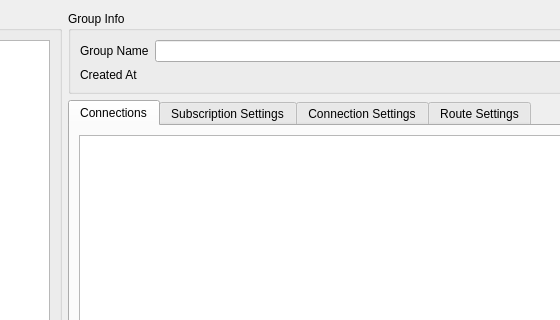
Qv2ray/Qv2ray, file src/ui/w_GroupManager.ui: the form before one commit; both pictures show x 198 to 758 and y 0 to 320 of the 900 by 617 pixel window.
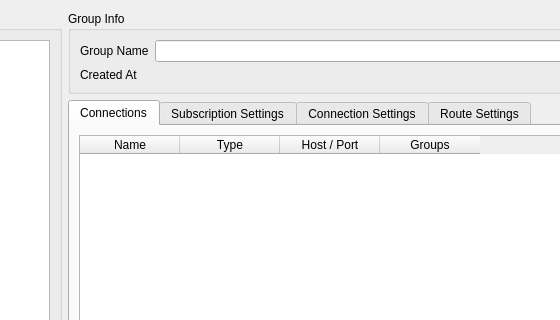
The form after the commit. Icons and pictures are not drawn.

Commit message: add: experimental connection-group linking creation

The edit to the form file:
```diff
--- a/src/ui/w_GroupManager.ui
+++ b/src/ui/w_GroupManager.ui
@@ -168,22 +168,6 @@
        <string>Connections</string>
       </attribute>
       <layout class="QGridLayout" name="gridLayout_2">
-       <item row="0" column="0" colspan="2">
-        <widget class="QListWidget" name="connectionsList">
-         <property name="contextMenuPolicy">
-          <enum>Qt::CustomContextMenu</enum>
-         </property>
-         <property name="editTriggers">
-          <set>QAbstractItemView::NoEditTriggers</set>
-         </property>
-         <property name="selectionMode">
-          <enum>QAbstractItemView::ExtendedSelection</enum>
-         </property>
-         <property name="resizeMode">
-          <enum>QListView::Adjust</enum>
-         </property>
-        </widget>
-       </item>
        <item row="1" column="0">
         <widget class="QPushButton" name="deleteSelectedConnBtn">
          <property name="text">
@@ -191,6 +175,36 @@
          </property>
         </widget>
        </item>
+       <item row="0" column="0" colspan="2">
+        <widget class="QTableWidget" name="connectionsTable">
+         <property name="contextMenuPolicy">
+          <enum>Qt::CustomContextMenu</enum>
+         </property>
+         <property name="selectionBehavior">
+          <enum>QAbstractItemView::SelectRows</enum>
+         </property>
+         <column>
+          <property name="text">
+           <string>Name</string>
+          </property>
+         </column>
+         <column>
+          <property name="text">
+           <string>Type</string>
+          </property>
+         </column>
+         <column>
+          <property name="text">
+           <string>Host / Port</string>
+          </property>
+         </column>
+         <column>
+          <property name="text">
+           <string>Groups</string>
+          </property>
+         </column>
+        </widget>
+       </item>
        <item row="1" column="1">
         <widget class="QPushButton" name="exportSelectedConnBtn">
          <property name="text">
```
The commit also changes 13 other files.
